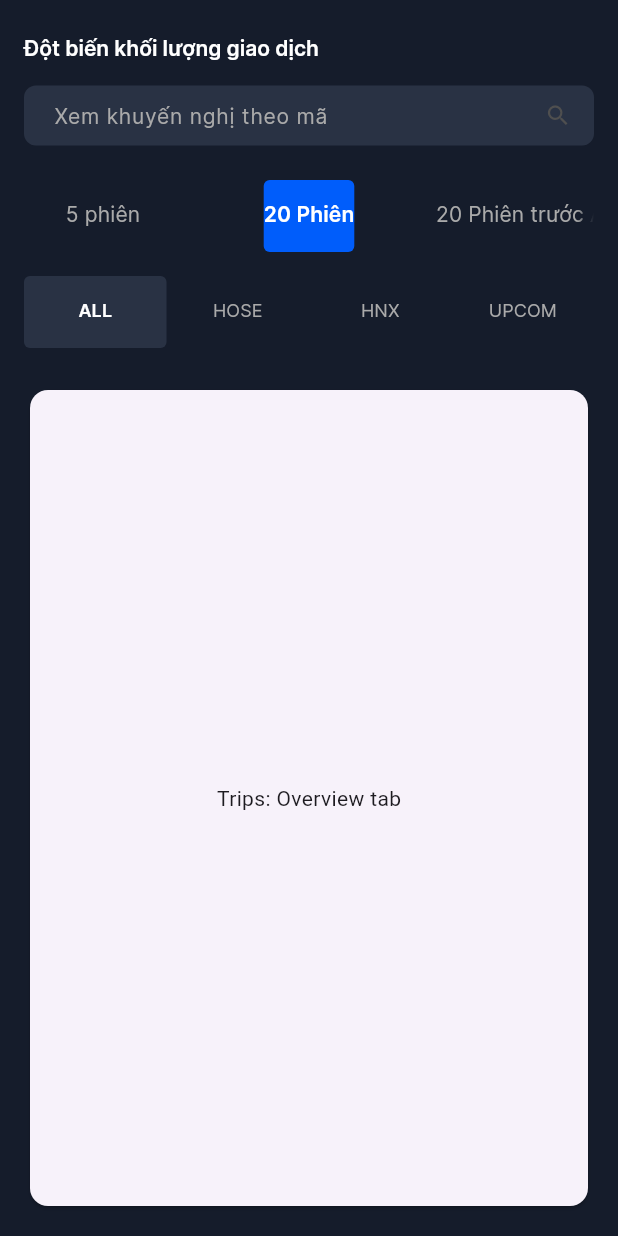
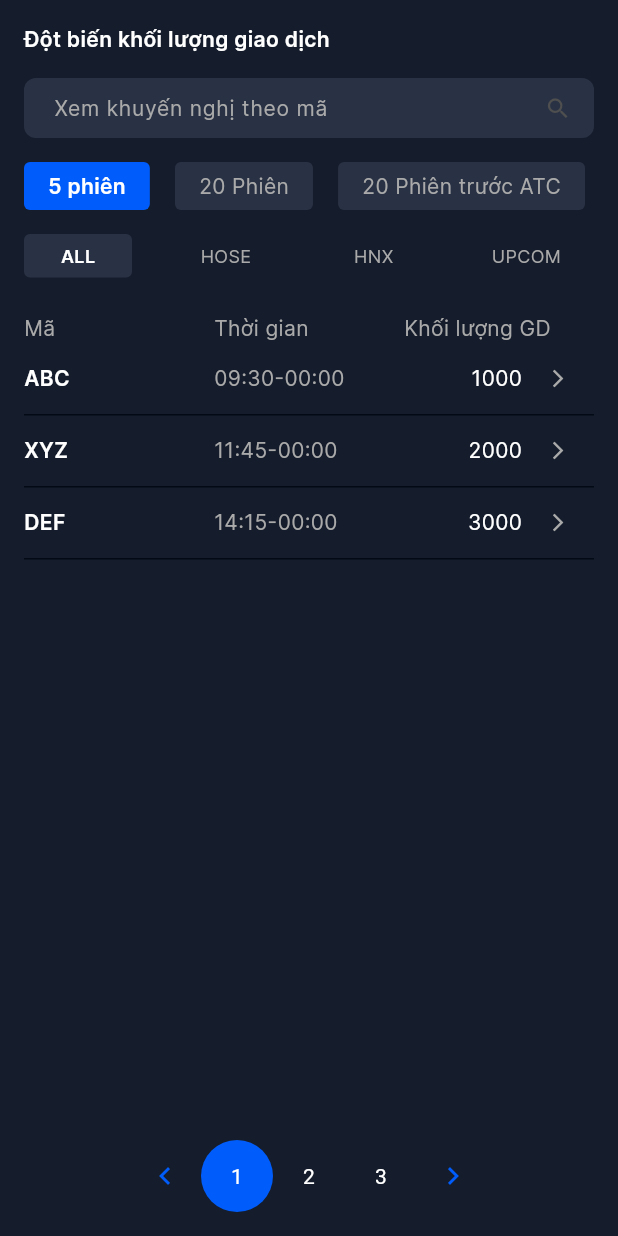
Before and after one commit to tranphuongthao2405/Demo-App, a Flutter app: the screen it shows after launch, on a phone screen of 412 x 824 dp. Run offline on Flutter 3.47's test engine with Material 2 defaults, Android fonts, the phone set to English and light mode, and no system bars; our stand-ins replace webview_flutter.

Commit message:
update detail page and home pgae

```diff
--- /dev/null
+++ b/lib/components/option.dart
@@ -0,0 +1,48 @@
+import 'package:flutter/material.dart';
+
+class Option extends StatelessWidget {
+  final TextStyle textStyle;
+  final Color primaryTextColor;
+  final Color secondaryTextColor;
+  final Color primaryBackgroundColor;
+  final Color secondaryBackgroundColor;
+  final String label;
+  final bool isSelected;
+  final Function(String)? onSelect;
+
+  const Option({
+    super.key,
+    required this.textStyle,
+    required this.primaryTextColor,
+    required this.secondaryTextColor,
+    required this.primaryBackgroundColor,
+    required this.secondaryBackgroundColor,
+    required this.label,
+    required this.isSelected,
+    required this.onSelect,
+  });
+
+  @override
+  Widget build(BuildContext context) {
+    return Container(
+      alignment: Alignment.center,
+      constraints: const BoxConstraints(minWidth: 72),
+      margin: const EdgeInsets.only(top: 16, right: 6),
+      padding: const EdgeInsets.symmetric(vertical: 6, horizontal: 16),
+      decoration: BoxDecoration(
+        color: isSelected ? primaryBackgroundColor : secondaryBackgroundColor,
+        borderRadius: BorderRadius.circular(4),
+      ),
+      child: GestureDetector(
+        onTap: () {
+          onSelect!(label);
+        },
+        child: Text(label,
+            style: textStyle.copyWith(
+              color: isSelected ? primaryTextColor : secondaryTextColor,
+              fontWeight: isSelected ? FontWeight.w600 : FontWeight.w400,
+            )),
+      ),
+    );
+  }
+}
--- /dev/null
+++ b/lib/components/pagination.dart
@@ -0,0 +1,80 @@
+import 'package:demo_app/constants/app_color.dart';
+import 'package:demo_app/constants/app_data.dart';
+import 'package:flutter/material.dart';
+
+class Pagination extends StatelessWidget {
+  final int currentPage;
+  final int totalPages;
+  final Function(int) onPageSelected;
+
+  const Pagination({
+    super.key,
+    required this.currentPage,
+    required this.totalPages,
+    required this.onPageSelected,
+  });
+
+  @override
+  Widget build(BuildContext context) {
+    return Row(
+      mainAxisAlignment: MainAxisAlignment.center,
+      children: [
+        buildPaginationArrow(true),
+        ...List<int>.generate(totalPages, (int index) => index + 1,
+                growable: false)
+            .skip(currentPage - 1)
+            .take(MAX_ITEMS_PER_PAGE)
+            .map((e) => buildPageButton(e))
+            .toList(),
+        buildPaginationArrow(false)
+      ],
+    );
+  }
+
+  Widget buildPaginationArrow(bool isLeft) {
+    handleChangePage() {
+      if (isLeft) {
+        if (currentPage > 1) {
+          onPageSelected(currentPage - 1);
+        }
+      } else {
+        if (currentPage < totalPages) {
+          onPageSelected(currentPage + 1);
+        }
+      }
+      return null;
+    }
+
+    return Container(
+      decoration: const BoxDecoration(
+        shape: BoxShape.circle,
+      ),
+      child: IconButton(
+        hoverColor: AppColor.secondaryBackgroundColor,
+        focusColor: AppColor.secondaryBackgroundColor,
+        color: AppColor.primaryBlue,
+        icon: isLeft
+            ? const Icon(Icons.chevron_left)
+            : const Icon(Icons.chevron_right),
+        onPressed: handleChangePage,
+      ),
+    );
+  }
+
+  Widget buildPageButton(int page) {
+    return Container(
+      decoration: BoxDecoration(
+        color:
+            (page == currentPage) ? AppColor.primaryBlue : Colors.transparent,
+        shape: BoxShape.circle,
+      ),
+      child: IconButton(
+        icon: Text(
+          page.toString(),
+          style: TextStyle(color: AppColor.primaryTextColor),
+        ),
+        onPressed: () => onPageSelected(page),
+      ),
+    );
+  }
+}
--- /dev/null
+++ b/lib/components/stockList.dart
@@ -0,0 +1,104 @@
+import 'package:demo_app/constants/app_color.dart';
+import 'package:demo_app/constants/app_typo.dart';
+import 'package:demo_app/pages/detail.dart';
+import 'package:flutter/material.dart';
+
+class StockList extends StatelessWidget {
+  final List<Map<String, dynamic>> headerColumns;
+  final List<Map<String, String>> data;
+
+  const StockList({super.key, required this.headerColumns, required this.data});
+
+  @override
+  Widget build(BuildContext context) {
+    return Container(
+      margin: const EdgeInsets.only(top: 24, bottom: 16),
+      child: Column(
+        children: [
+          // Header label
+          Row(
+            children: headerColumns
+                .asMap()
+                .values
+                .map((item) => Expanded(
+                      flex: 1,
+                      child: Container(
+                        alignment: Alignment.centerLeft,
+                        child: Text(item["label"],
+                            style: AppTypo.small
+                                .copyWith(color: AppColor.secondaryTextColor)),
+                      ),
+                    ))
+                .toList(),
+          ),
+          // Body list view
+          ListView.builder(
+              shrinkWrap: true,
+              itemCount: data.length > 8 ? 8 : data.length,
+              itemBuilder: (BuildContext context, int index) {
+                return Container(
+                  height: 48,
+                  constraints: const BoxConstraints(maxHeight: 48),
+                  decoration: BoxDecoration(
+                    border: Border(
+                        bottom:
+                            BorderSide(color: AppColor.borderColor, width: 1)),
+                  ),
+                  child: Row(
+                    children: data[index].entries.map((item) {
+                      if (headerColumns
+                          .any((element) => element["name"] == item.key)) {
+                        return Expanded(
+                          flex: 1,
+                          child: Container(
+                              alignment: int.tryParse(item.value) == null
+                                  ? Alignment.centerLeft
+                                  : Alignment.centerRight,
+                              child: Row(
+                                mainAxisAlignment: item.key == "volume"
+                                    ? MainAxisAlignment.end
+                                    : MainAxisAlignment.start,
+                                children: [
+                                  Text(
+                                    item.value,
+                                    style: AppTypo.small.copyWith(
+                                        color: item.key == "time"
+                                            ? AppColor.secondaryTextColor
+                                            : AppColor.primaryTextColor,
+                                        fontWeight: item.key == "code"
+                                            ? FontWeight.w600
+                                            : FontWeight.w400),
+                                  ),
+                                  item.key == "volume"
+                                      ? IconButton(
+                                          padding: EdgeInsets.zero,
+                                          iconSize: 14,
+                                          icon: const Icon(
+                                              Icons.arrow_forward_ios),
+                                          onPressed: () {
+                                            Navigator.push(
+                                              context,
+                                              MaterialPageRoute(
+                                                builder: (context) => Detail(
+                                                    code: data[index]['code']),
+                                              ),
+                                            );
+                                          },
+                                          color: AppColor.secondaryTextColor,
+                                        )
+                                      : Container()
+                                ],
+                              )),
+                        );
+                      } else {
+                        return Container();
+                      }
+                    }).toList(),
+                  ),
+                );
+              }),
+        ],
+      ),
+    );
+  }
+}
--- a/lib/constants/app_data.dart
+++ b/lib/constants/app_data.dart
@@ -1,132 +1,142 @@
-const data = [
+List<String> sessions = ["5 phiên", "20 Phiên", "20 Phiên trước ATC"];
+
+List<String> floors = ["ALL", "HOSE", "HNX", "UPCOM"];
+
+enum DataType { string, number }
+
+const stockData = [
   {
     'code': 'ABC',
-    'session': '09:30-00:00',
+    'time': '09:30-00:00',
     'volume': '1000',
     'floor': 'HOSE',
   },
   {
     'code': 'XYZ',
-    'session': '11:45-00:00',
+    'time': '11:45-00:00',
     'volume': '2000',
     'floor': 'HNX',
   },
   {
     'code': 'DEF',
-    'session': '14:15-00:00',
+    'time': '14:15-00:00',
     'volume': '3000',
     'floor': 'UPCOM',
   },
   {
     'code': 'ABC',
-    'session': '09:30-00:00',
+    'time': '09:30-00:00',
     'volume': '1000',
     'floor': 'HOSE',
   },
   {
     'code': 'XYZ',
-    'session': '11:45-00:00',
+    'time': '11:45-00:00',
     'volume': '2000',
     'floor': 'HNX',
   },
   {
     'code': 'DEF',
-    'session': '14:15-00:00',
+    'time': '14:15-00:00',
     'volume': '3000',
     'floor': 'UPCOM',
   },
   {
     'code': 'ABC',
-    'session': '09:30-00:00',
+    'time': '09:30-00:00',
     'volume': '1000',
     'floor': 'HOSE',
   },
   {
     'code': 'XYZ',
-    'session': '11:45-00:00',
+    'time': '11:45-00:00',
     'volume': '2000',
     'floor': 'HNX',
   },
   {
     'code': 'DEF',
-    'session': '14:15-00:00',
+    'time': '14:15-00:00',
     'volume': '3000',
     'floor': 'UPCOM',
   },
   {
     'code': 'ABC',
-    'session': '09:30-00:00',
+    'time': '09:30-00:00',
     'volume': '1000',
     'floor': 'HOSE',
   },
   {
     'code': 'XYZ',
-    'session': '11:45-00:00',
+    'time': '11:45-00:00',
     'volume': '2000',
     'floor': 'HNX',
   },
   {
     'code': 'DEF',
-    'session': '14:15-00:00',
+    'time': '14:15-00:00',
     'volume': '3000',
     'floor': 'UPCOM',
   },
   {
     'code': 'ABC',
-    'session': '09:30-00:00',
+    'time': '09:30-00:00',
     'volume': '1000',
     'floor': 'HOSE',
   },
   {
     'code': 'XYZ',
-    'session': '11:45-00:00',
+    'time': '11:45-00:00',
     'volume': '2000',
     'floor': 'HNX',
   },
   {
     'code': 'DEF',
-    'session': '14:15-00:00',
+    'time': '14:15-00:00',
     'volume': '3000',
     'floor': 'UPCOM',
   },
   {
     'code': 'ABC',
-    'session': '09:30-00:00',
+    'time': '09:30-00:00',
     'volume': '1000',
     'floor': 'HOSE',
   },
   {
     'code': 'XYZ',
-    'session': '11:45-00:00',
+    'time': '11:45-00:00',
     'volume': '2000',
     'floor': 'HNX',
   },
   {
     'code': 'DEF',
-    'session': '14:15-00:00',
+    'time': '14:15-00:00',
     'volume': '3000',
     'floor': 'UPCOM',
   },
   {
     'code': 'DGF',
-    'session': '14:15-00:00',
+    'time': '14:15-00:00',
     'volume': '3000',
     'floor': 'UPCOM',
   },
   {
     'code': 'LEF',
-    'session': '14:15-00:00',
+    'time': '14:15-00:00',
     'volume': '3000',
     'floor': 'UPCOM',
   },
   {
     'code': 'DGL',
-    'session': '14:15-00:00',
+    'time': '14:15-00:00',
     'volume': '3000',
     'floor': 'UPCOM',
   },
 ];
 
-List<String> session = ["5 phiên", "20 Phiên", "20 Phiên trước ATC"];
+const headerColumns = [
+  {"name": "code", "label": "Mã", "type": DataType.string},
+  {"name": "time", "label": "Thời gian", "type": DataType.string},
+  {"name": "volume", "label": "Khối lượng GD", "type": DataType.number},
+];
 
-List<String> floor = ["ALL", "HOSE", "HNX", "UPCOM"];
+const MAX_ITEMS_PER_PAGE = 3;
--- /dev/null
+++ b/lib/pages/detail.dart
@@ -0,0 +1,37 @@
+import 'package:flutter/material.dart';
+import 'package:webview_flutter/webview_flutter.dart';
+
+class Detail extends StatefulWidget {
+  const Detail({super.key, required this.code});
+
+  final String? code;
+
+  @override
+  State<Detail> createState() => _DetailState();
+}
+
+class _DetailState extends State<Detail> {
+  late final WebViewController controller;
+
+  @override
+  void initState() {
+    super.initState();
+    controller = WebViewController()
+      ..loadRequest(
+        Uri.parse(
+            'https://dev-tradingview.datxasia.com/recommendation/?symbol=${widget.code}'),
+      )
+      ..setJavaScriptMode(JavaScriptMode.unrestricted);
+  }
+
+  @override
+  Widget build(BuildContext context) {
+    return Scaffold(
+      body: SafeArea(
+        child: WebViewWidget(
+          controller: controller,
+        ),
+      ),
+    );
+  }
+}
--- a/lib/pages/home.dart
+++ b/lib/pages/home.dart
@@ -1,4 +1,7 @@
-import 'package:demo_app/components/SearchBar.dart';
+import 'package:demo_app/components/StockList.dart';
+import 'package:demo_app/components/option.dart';
+import 'package:demo_app/components/pagination.dart';
+import 'package:demo_app/components/searchBar.dart';
 import 'package:demo_app/constants/app_data.dart';
 import 'package:flutter/material.dart';
 import '../constants/app_color.dart';
@@ -14,13 +17,19 @@ class HomePage extends StatefulWidget {
 class _HomePageState extends State<HomePage> {
   final TextEditingController _searchController = TextEditingController();
   bool isTyping = false;
-  String searchKey = '';
+  String searchTerm = '';
+  String sessionSelected = sessions.first;
+  String floorSelected = floors.first;
+  int currentPage = 1;
 
   handleSearchChange(value) {
+    currentPage = 1;
+    if (value.isNotEmpty) {
       setState(() {
-      searchKey = value;
+        searchTerm = value;
         isTyping = true;
       });
+    }
   }
 
   handleTypingState() {
@@ -29,21 +38,56 @@ class _HomePageState extends State<HomePage> {
     });
   }
 
+  handleSelectSession(value) {
+    setState(() {
+      sessionSelected = value;
+      floorSelected = floors.first;
+      currentPage = 1;
+    });
+  }
+
+  handleSelectFloor(value) {
+    setState(() {
+      floorSelected = value;
+      currentPage = 1;
+    });
+  }
+
+  handlePageChange(value) {
+    setState(() {
+      currentPage = value;
+    });
+  }
+
+  List<Map<String, String>> get stockList {
+    List<Map<String, String>> res = stockData;
+    if (floorSelected != "ALL") {
+      res = stockData
+          .where((element) => element["floor"] == floorSelected)
+          .toList();
+    }
+
+    if (searchTerm.isNotEmpty) {
+      res = res
+          .where((element) =>
+              element["code"].toString().toLowerCase().contains(searchTerm))
+          .toList();
+    }
+
+    return res;
+  }
+
   @override
   Widget build(BuildContext context) {
-    return DefaultTabController(
-      initialIndex: 1,
-      length: session.length,
-      child: Scaffold(
-          backgroundColor: AppColor.backgroundColor,
-          appBar: AppBar(
-            toolbarHeight: 120,
-            backgroundColor: AppColor.backgroundColor,
-            title: Column(
+    return Scaffold(
+      body: SafeArea(
+        child: Padding(
+          padding: EdgeInsets.all(16),
+          child: Column(
             children: [
               Container(
                 alignment: Alignment.centerLeft,
-                  margin: EdgeInsets.only(bottom: 16),
+                margin: const EdgeInsets.only(bottom: 16),
                 child: Text(
                   "Đột biến khối lượng giao dịch",
                   style: AppTypo.small.copyWith(fontWeight: FontWeight.w600),
@@ -55,99 +99,57 @@ class _HomePageState extends State<HomePage> {
                 onChangeTypingState: handleTypingState,
                 onSearch: handleSearchChange,
               ),
-              ],
-            ),
-            bottom: TabBar(
-              dividerColor: Colors.transparent,
-              indicator: BoxDecoration(
-                borderRadius: BorderRadius.circular(4),
-                color: AppColor.primaryBlue,
-              ),
-              labelColor: Colors.white,
-              unselectedLabelColor: AppColor.secondaryTextColor,
-              unselectedLabelStyle: AppTypo.small,
-              labelStyle: AppTypo.small.copyWith(fontWeight: FontWeight.w600),
-              tabs: session
-                  .map((text) => Tab(
-                        text: text,
-                      ))
+              Row(
+                mainAxisAlignment: MainAxisAlignment.spaceBetween,
+                children: sessions
+                    .map((session) => Option(
+                        textStyle: AppTypo.small,
+                        primaryTextColor: AppColor.primaryTextColor,
+                        secondaryTextColor: AppColor.secondaryTextColor,
+                        primaryBackgroundColor: AppColor.primaryBlue,
+                        secondaryBackgroundColor:
+                            AppColor.secondaryBackgroundColor,
+                        label: session,
+                        isSelected: sessionSelected == session,
+                        onSelect: handleSelectSession))
                     .toList(),
               ),
+              Row(
+                mainAxisAlignment: MainAxisAlignment.spaceBetween,
+                children: floors
+                    .map((floor) => Option(
+                        textStyle: AppTypo.caption,
+                        primaryTextColor: AppColor.primaryTextColor,
+                        secondaryTextColor: AppColor.secondaryTextColor,
+                        primaryBackgroundColor:
+                            AppColor.secondaryBackgroundColor,
+                        secondaryBackgroundColor: Colors.transparent,
+                        label: floor,
+                        isSelected: floorSelected == floor,
+                        onSelect: handleSelectFloor))
+                    .toList(),
               ),
-          body: const SafeArea(
-            child: Padding(
-              padding: EdgeInsets.all(16),
-              child: TabBarView(
-                children: <Widget>[
-                  NestedTabBar('Flights'),
-                  NestedTabBar('Trips'),
-                  NestedTabBar('Explore'),
+              Expanded(
+                child: StockList(
+                  data: stockList.length > MAX_ITEMS_PER_PAGE
+                      ? stockList
+                          .skip(
+                            (currentPage - 1) * MAX_ITEMS_PER_PAGE,
+                          )
+                          .take(MAX_ITEMS_PER_PAGE)
+                          .toList()
+                      : stockList,
+                  headerColumns: headerColumns,
+                ),
+              ),
+              Pagination(
+                  currentPage: currentPage,
+                  totalPages: (stockList.length / MAX_ITEMS_PER_PAGE).ceil(),
+                  onPageSelected: handlePageChange)
             ],
           ),
         ),
-          )),
+      ),
     );
   }
 }
-
-class NestedTabBar extends StatefulWidget {
-  const NestedTabBar(this.outerTab, {super.key});
-
-  final String outerTab;
-
-  @override
-  State<NestedTabBar> createState() => _NestedTabBarState();
-}
-
-class _NestedTabBarState extends State<NestedTabBar>
-    with TickerProviderStateMixin {
-  late final TabController _tabController;
-
-  @override
-  void initState() {
-    super.initState();
-    _tabController = TabController(length: 4, vsync: this);
-  }
-
-  @override
-  void dispose() {
-    _tabController.dispose();
-    super.dispose();
-  }
-
-  @override
-  Widget build(BuildContext context) {
-    return Column(
-      children: <Widget>[
-        TabBar.secondary(
-          controller: _tabController,
-          dividerColor: Colors.transparent,
-          indicator: BoxDecoration(
-            borderRadius: BorderRadius.circular(4),
-            color: AppColor.secondaryBackgroundColor,
-          ),
-          labelStyle: AppTypo.caption.copyWith(fontWeight: FontWeight.w600),
-          labelColor: Colors.white,
-          unselectedLabelColor: AppColor.secondaryTextColor,
-          unselectedLabelStyle: AppTypo.caption,
-          tabs: floor.map((text) => Tab(text: text)).toList(),
-          padding: EdgeInsets.only(bottom: 24),
-        ),
-        Expanded(
-          child: TabBarView(
-            controller: _tabController,
-            children: <Widget>[
-              Card(
-                child: Center(child: Text('${widget.outerTab}: Overview tab')),
-              ),
-              Card(
-                child: Center(
-                    child: Text('${widget.outerTab}: Specifications tab')),
-              ),
-            ],
-          ),
-        ),
-      ],
-    );
-  }
-}
--- a/pubspec.yaml
+++ b/pubspec.yaml
@@ -34,6 +34,7 @@ dependencies:
   # The following adds the Cupertino Icons font to your application.
   # Use with the CupertinoIcons class for iOS style icons.
   cupertino_icons: ^1.0.2
+  webview_flutter: ^4.2.2
 
 dev_dependencies:
   flutter_test:
```
Also changed, not shown: pubspec.lock, 9 other files. Lines whose indentation alone changed are shown as unchanged.
